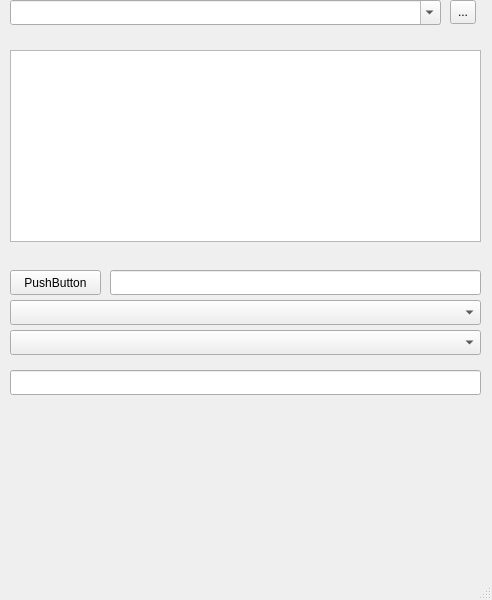
Qt form gui/redclock.ui (sverholen/redclock) before a commit.
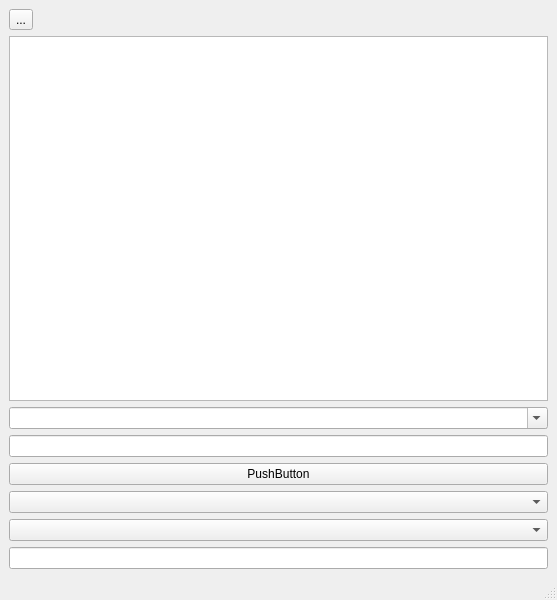
The same form after that commit.

Patch:
```diff
--- a/gui/redclock.ui
+++ b/gui/redclock.ui
@@ -6,7 +6,7 @@
    <rect>
     <x>0</x>
     <y>0</y>
-    <width>492</width>
+    <width>557</width>
     <height>600</height>
    </rect>
   </property>
@@ -14,95 +14,44 @@
    <string>MainWindow</string>
   </property>
   <widget class="QWidget" name="centralwidget">
-   <widget class="QComboBox" name="comboBox">
-    <property name="geometry">
-     <rect>
-      <x>10</x>
-      <y>0</y>
-      <width>431</width>
-      <height>25</height>
-     </rect>
-    </property>
-    <property name="editable">
-     <bool>true</bool>
-    </property>
-   </widget>
-   <widget class="QToolButton" name="toolButton">
-    <property name="geometry">
-     <rect>
-      <x>450</x>
-      <y>0</y>
-      <width>26</width>
-      <height>24</height>
-     </rect>
-    </property>
-    <property name="text">
-     <string>...</string>
-    </property>
-   </widget>
-   <widget class="QColumnView" name="columnView">
-    <property name="geometry">
-     <rect>
-      <x>10</x>
-      <y>50</y>
-      <width>471</width>
-      <height>192</height>
-     </rect>
-    </property>
-   </widget>
-   <widget class="QPushButton" name="pushButton">
-    <property name="geometry">
-     <rect>
-      <x>10</x>
-      <y>270</y>
-      <width>91</width>
-      <height>25</height>
-     </rect>
-    </property>
-    <property name="text">
-     <string>PushButton</string>
-    </property>
-   </widget>
-   <widget class="QLineEdit" name="lineEdit">
-    <property name="geometry">
-     <rect>
-      <x>110</x>
-      <y>270</y>
-      <width>371</width>
-      <height>25</height>
-     </rect>
-    </property>
-   </widget>
-   <widget class="QComboBox" name="comboBox_2">
-    <property name="geometry">
-     <rect>
-      <x>10</x>
-      <y>300</y>
-      <width>471</width>
-      <height>25</height>
-     </rect>
-    </property>
-   </widget>
-   <widget class="QComboBox" name="comboBox_3">
-    <property name="geometry">
-     <rect>
-      <x>10</x>
-      <y>330</y>
-      <width>471</width>
-      <height>25</height>
-     </rect>
-    </property>
-   </widget>
-   <widget class="QLineEdit" name="lineEdit_2">
-    <property name="geometry">
-     <rect>
-      <x>10</x>
-      <y>370</y>
-      <width>471</width>
-      <height>25</height>
-     </rect>
-    </property>
-   </widget>
+   <layout class="QVBoxLayout" name="verticalLayout">
+    <item>
+     <widget class="QToolButton" name="toolButton">
+      <property name="text">
+       <string>...</string>
+      </property>
+     </widget>
+    </item>
+    <item>
+     <widget class="QColumnView" name="columnView"/>
+    </item>
+    <item>
+     <widget class="QComboBox" name="comboBox">
+      <property name="editable">
+       <bool>true</bool>
+      </property>
+     </widget>
+    </item>
+    <item>
+     <widget class="QLineEdit" name="lineEdit"/>
+    </item>
+    <item>
+     <widget class="QPushButton" name="pushButton">
+      <property name="text">
+       <string>PushButton</string>
+      </property>
+     </widget>
+    </item>
+    <item>
+     <widget class="QComboBox" name="comboBox_2"/>
+    </item>
+    <item>
+     <widget class="QComboBox" name="comboBox_3"/>
+    </item>
+    <item>
+     <widget class="QLineEdit" name="lineEdit_2"/>
+    </item>
+   </layout>
   </widget>
   <widget class="QMenuBar" name="menubar">
    <property name="geometry">
```
Left out of the diff: 2 changed lines with no effect on the pictures.
